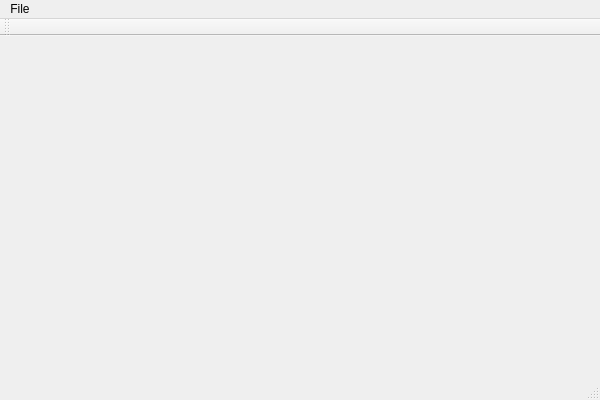
The window that Measurement_Monitor/measurement_monitor.ui (ForSuhr/OscilloscopeSimulator) describes before a commit, drawn with Qt 5.
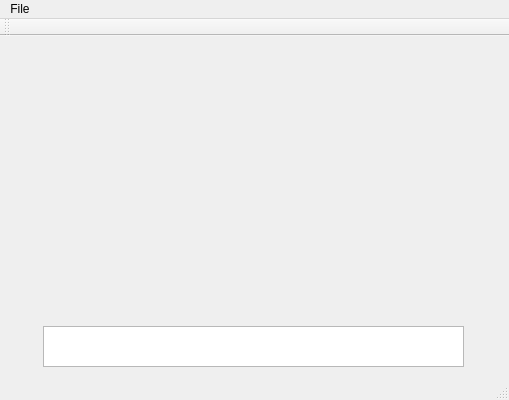
The same window after the commit.

What changed in the file:
```diff
--- a/Measurement_Monitor/measurement_monitor.ui
+++ b/Measurement_Monitor/measurement_monitor.ui
@@ -6,20 +6,41 @@
    <rect>
     <x>0</x>
     <y>0</y>
-    <width>600</width>
+    <width>509</width>
     <height>400</height>
    </rect>
   </property>
   <property name="windowTitle">
    <string>Measurement_Monitor</string>
   </property>
-  <widget class="QWidget" name="centralWidget"/>
+  <widget class="QWidget" name="centralWidget">
+   <widget class="QPlainTextEdit" name="plainTextEdit">
+    <property name="geometry">
+     <rect>
+      <x>43</x>
+      <y>290</y>
+      <width>421</width>
+      <height>41</height>
+     </rect>
+    </property>
+   </widget>
+   <widget class="QWidget" name="oscilloscope_widget" native="true">
+    <property name="geometry">
+     <rect>
+      <x>50</x>
+      <y>30</y>
+      <width>411</width>
+      <height>211</height>
+     </rect>
+    </property>
+   </widget>
+  </widget>
   <widget class="QMenuBar" name="menuBar">
    <property name="geometry">
     <rect>
      <x>0</x>
      <y>0</y>
-     <width>600</width>
+     <width>509</width>
      <height>22</height>
     </rect>
    </property>
@@ -31,6 +52,9 @@
    <addaction name="menuFile"/>
   </widget>
   <widget class="QToolBar" name="mainToolBar">
+   <property name="enabled">
+    <bool>true</bool>
+   </property>
    <attribute name="toolBarArea">
     <enum>TopToolBarArea</enum>
    </attribute>
```
